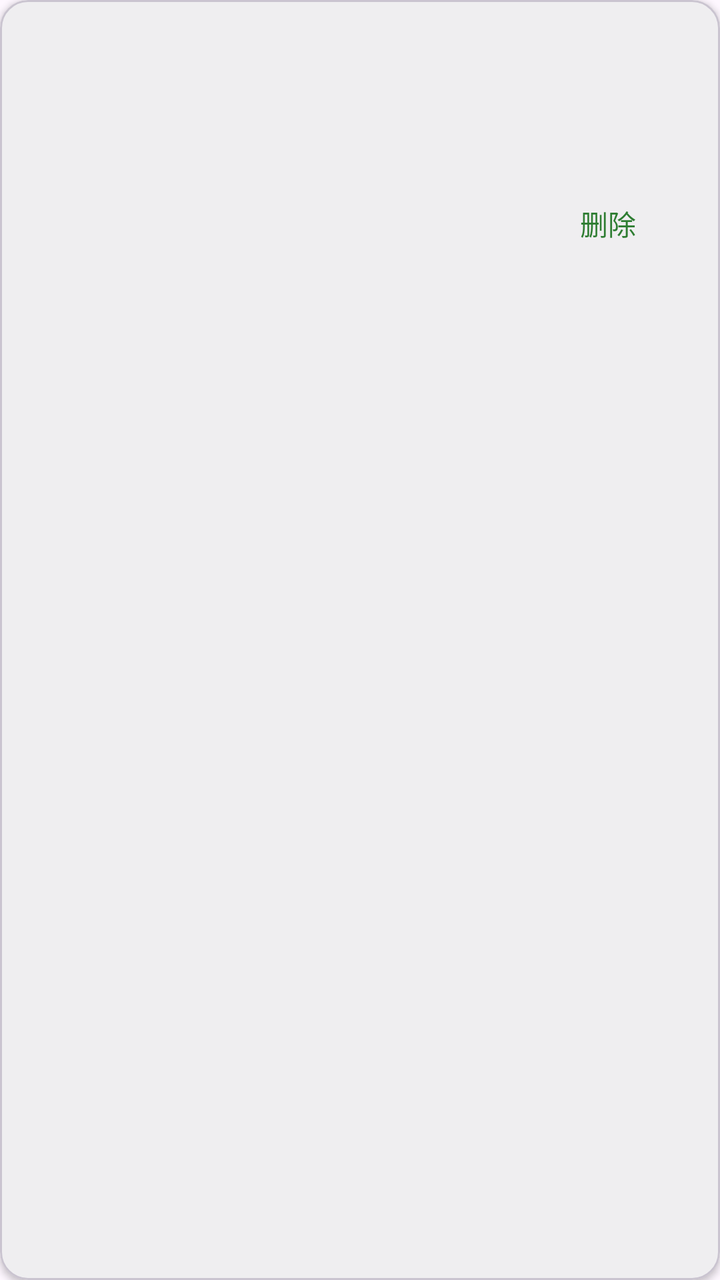
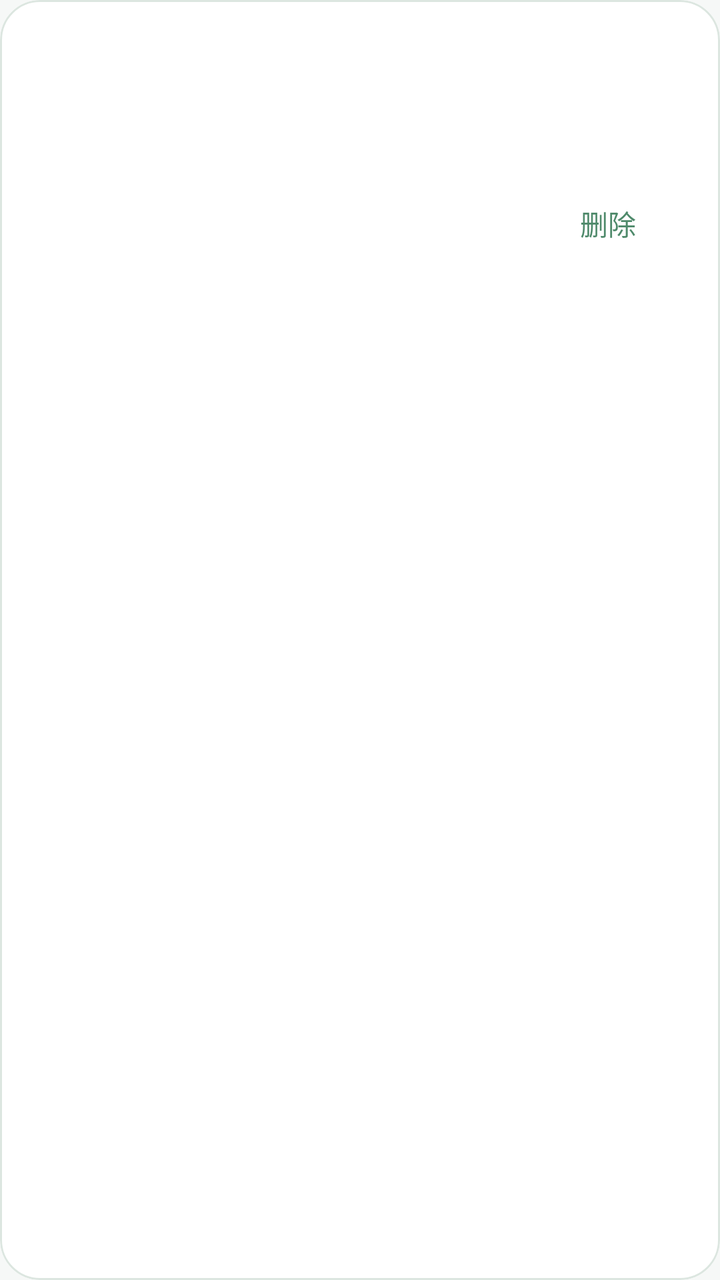

The first picture is an Android layout as it rendered before a commit; the second is the same layout after the commit. The layout source and the unified diff follow.
<!-- AndroidManifest.xml: application theme Theme.PetProfile -->
<!-- res/layout/item_record.xml -->
<?xml version="1.0" encoding="utf-8"?>
<com.google.android.material.card.MaterialCardView xmlns:android="http://schemas.android.com/apk/res/android"
    xmlns:app="http://schemas.android.com/apk/res-auto"
    android:layout_width="match_parent"
    android:layout_height="wrap_content"
    android:layout_marginHorizontal="12dp"
    android:layout_marginVertical="6dp"
    app:cardCornerRadius="14dp"
    app:cardElevation="2dp">

    <LinearLayout
        android:layout_width="match_parent"
        android:layout_height="wrap_content"
        android:orientation="vertical"
        android:padding="12dp">

        <LinearLayout
            android:layout_width="match_parent"
            android:layout_height="wrap_content"
            android:orientation="horizontal">

            <TextView
                android:id="@+id/typeTextView"
                android:layout_width="0dp"
                android:layout_height="wrap_content"
                android:layout_weight="1"
                android:textStyle="bold" />

            <TextView
                android:id="@+id/timeTextView"
                android:layout_width="wrap_content"
                android:layout_height="wrap_content"
                android:textAppearance="?attr/textAppearanceBodySmall" />
        </LinearLayout>

        <TextView
            android:id="@+id/titleTextView"
            android:layout_width="match_parent"
            android:layout_height="wrap_content"
            android:layout_marginTop="4dp"
            android:textAppearance="?attr/textAppearanceTitleMedium"
            android:textStyle="bold" />

        <TextView
            android:id="@+id/summaryTextView"
            android:layout_width="match_parent"
            android:layout_height="wrap_content"
            android:layout_marginTop="6dp"
            android:textAppearance="?attr/textAppearanceBodyMedium" />

        <LinearLayout
            android:id="@+id/thumbnailsContainer"
            android:layout_width="match_parent"
            android:layout_height="wrap_content"
            android:layout_marginTop="6dp"
            android:orientation="horizontal" />

        <LinearLayout
            android:layout_width="match_parent"
            android:layout_height="wrap_content"
            android:gravity="end">

            <Button
                android:id="@+id/deleteButton"
                style="@style/Widget.Material3.Button.TextButton"
                android:layout_width="wrap_content"
                android:layout_height="wrap_content"
                android:text="@string/action_delete" />
        </LinearLayout>
    </LinearLayout>
</com.google.android.material.card.MaterialCardView>
<!-- resources referenced by this layout -->
<resources>
  <string name="action_delete">删除</string>
  <style name="Theme.PetProfile" parent="Theme.Material3.DayNight.NoActionBar">
          <item name="colorPrimary">@color/primary</item>
          <item name="colorPrimaryVariant">@color/primary_dark</item>
          <item name="colorSecondary">@color/accent</item>
          <item name="android:statusBarColor">@android:color/white</item>
          <item name="android:windowLightStatusBar">true</item>
      </style>
  <color name="primary">#2E7D32</color>
  <color name="primary_dark">#1B5E20</color>
  <color name="accent">#FF8F00</color>
</resources>

<!-- the commit's change to res/layout/item_record.xml (unified diff, before → after) -->
@@ -4,9 +4,12 @@
     android:layout_width="match_parent"
     android:layout_height="wrap_content"
     android:layout_marginHorizontal="12dp"
-    android:layout_marginVertical="6dp"
-    app:cardCornerRadius="14dp"
-    app:cardElevation="2dp">
+    android:layout_marginTop="8dp"
+    android:layout_marginBottom="8dp"
+    app:cardCornerRadius="20dp"
+    app:cardElevation="0dp"
+    app:strokeColor="@color/divider"
+    app:strokeWidth="1dp">
 
     <LinearLayout
         android:layout_width="match_parent"
@@ -20,10 +23,11 @@
             android:orientation="horizontal">
 
             <TextView
-                android:id="@+id/typeTextView"
+            android:id="@+id/typeTextView"
                 android:layout_width="0dp"
                 android:layout_height="wrap_content"
                 android:layout_weight="1"
+                android:textColor="@color/text_secondary"
                 android:textStyle="bold" />
 
             <TextView
@@ -46,6 +50,7 @@
             android:layout_width="match_parent"
             android:layout_height="wrap_content"
             android:layout_marginTop="6dp"
+            android:textColor="@color/text_secondary"
             android:textAppearance="?attr/textAppearanceBodyMedium" />
 
         <LinearLayout
<!-- resource entries referenced after the edit -->
@@ -1,15 +1,27 @@
 <!-- resources referenced by this layout -->
 <resources>
+  <color name="divider">#DCE6E0</color>
+  <color name="text_secondary">#66706B</color>
   <string name="action_delete">删除</string>
   <style name="Theme.PetProfile" parent="Theme.Material3.DayNight.NoActionBar">
           <item name="colorPrimary">@color/primary</item>
           <item name="colorPrimaryVariant">@color/primary_dark</item>
           <item name="colorSecondary">@color/accent</item>
+          <item name="colorSurface">@color/surface</item>
+          <item name="colorOnSurface">@color/text_primary</item>
+          <item name="colorSurfaceVariant">@color/surface_subtle</item>
+          <item name="colorOnSurfaceVariant">@color/text_secondary</item>
+          <item name="android:windowBackground">@color/surface_subtle</item>
           <item name="android:statusBarColor">@android:color/white</item>
           <item name="android:windowLightStatusBar">true</item>
+          <item name="android:navigationBarColor">@color/surface</item>
+          <item name="android:windowLightNavigationBar">true</item>
       </style>
-  <color name="primary">#2E7D32</color>
-  <color name="primary_dark">#1B5E20</color>
-  <color name="accent">#FF8F00</color>
+  <color name="primary">#4F8A6B</color>
+  <color name="primary_dark">#305B44</color>
+  <color name="accent">#4F8A6B</color>
+  <color name="surface">#FFFFFF</color>
+  <color name="text_primary">#1C2621</color>
+  <color name="surface_subtle">#F6F8F7</color>
 </resources>
 
